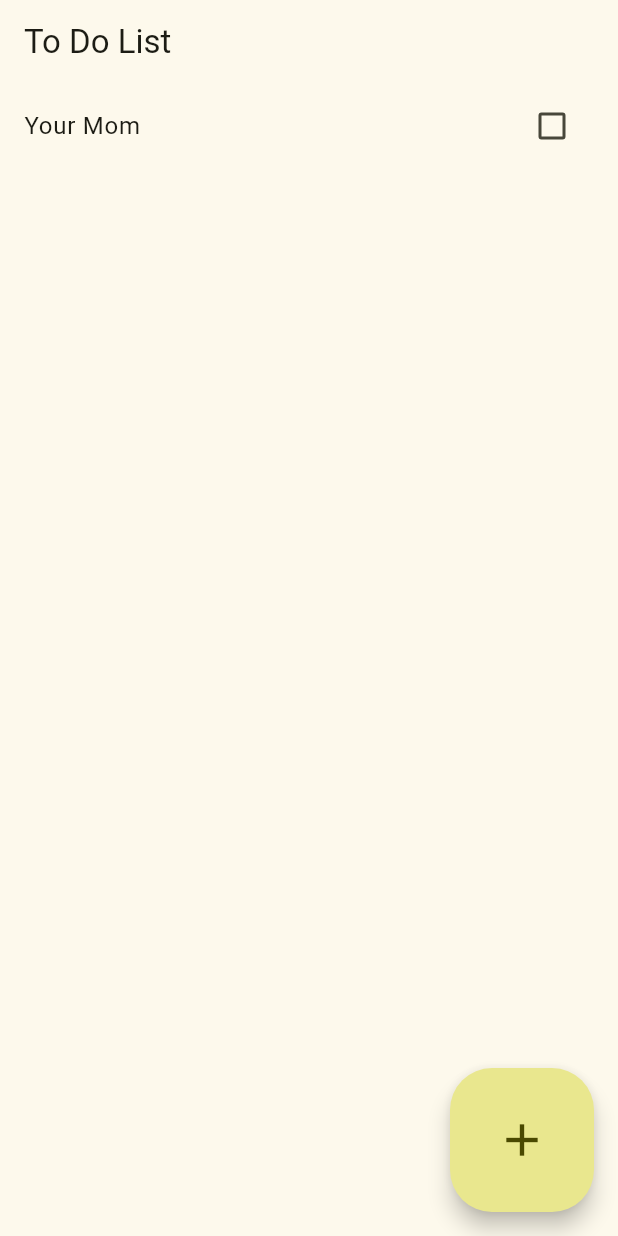
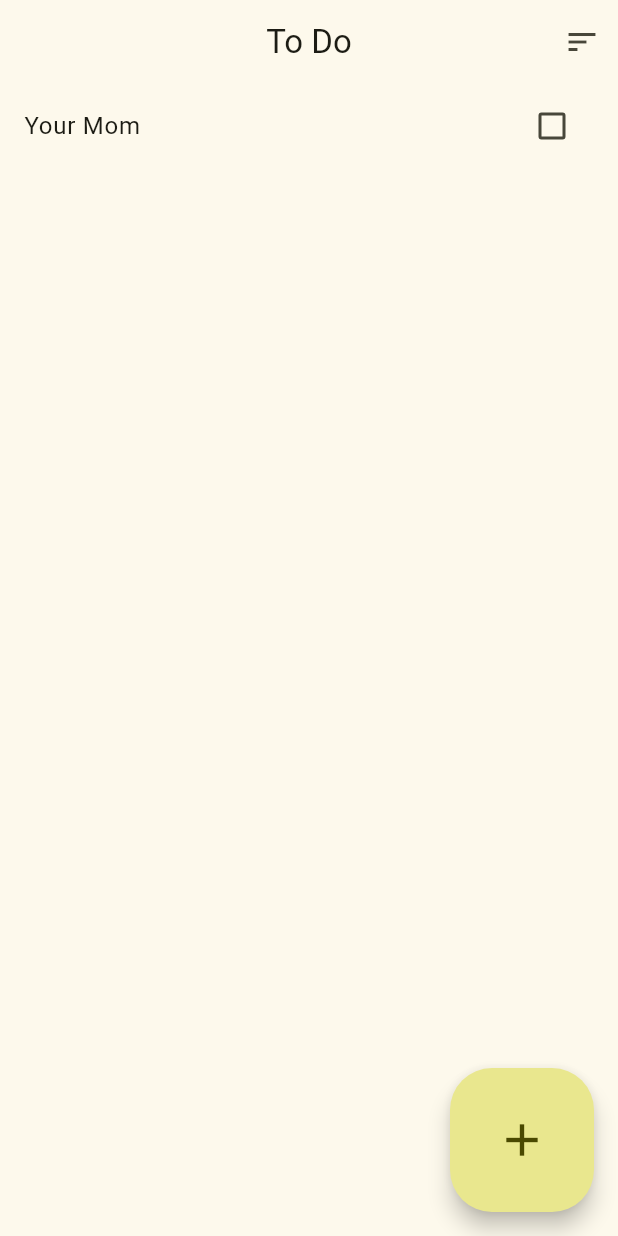
Before and after one commit to jayceebuarao/todo-list, a Flutter app: the screen it shows after launch, on a phone screen of 412 x 824 dp. Run offline on Flutter 3.47's test engine with Material 2 defaults, Android fonts, the phone set to English and light mode, and no system bars.

Commit message:
feat: add sorting function

```diff
--- a/lib/todos.dart
+++ b/lib/todos.dart
@@ -12,6 +12,14 @@ class ToDos extends StatefulWidget {
 
 class _ToDosState extends State<ToDos> {
   final List<ToDo> _registeredToDos = [ToDo(task: 'Your Mom', isDone: false)];
+
+  void sortToDo() {
+    setState(() {
+      _registeredToDos.sort((a, b) {
+        return a.task.toLowerCase().compareTo(b.task.toLowerCase());
+      });
+    });
+  }
 
   void addNewToDo(ToDo newTodo) {
     setState(() {
@@ -35,7 +43,14 @@ class _ToDosState extends State<ToDos> {
   Widget build(BuildContext context) {
     return Scaffold(
       appBar: AppBar(
-        title: const Text('To Do List'),
+        title: const Text('To Do'),
+        centerTitle: true,
+        actions: [
+          IconButton(
+            onPressed: sortToDo,
+            icon: const Icon(Icons.sort),
+          )
+        ],
       ),
       body: Column(
         children: [
```
